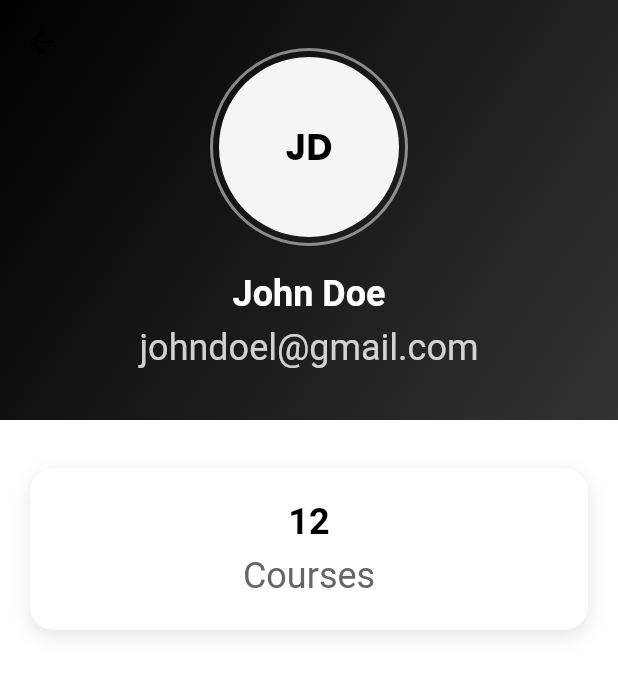
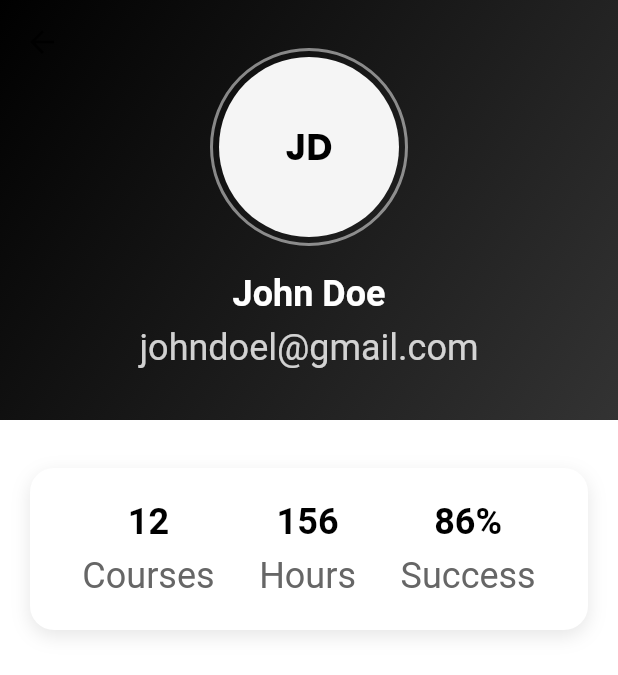
Before and after one commit to msbzz/E_LEARNING_APP, a Flutter app: the ProfileScreen screen opened by its route, on a phone screen of 412 x 824 dp. Shown: the top 675 px of the screen. Run offline on Flutter 3.47's test engine with Material 3 defaults, Android fonts, the phone set to English and light mode, and no system bars; our stand-ins replace bloc, cached_network_image, equatable, flutter_bloc, get, get_storage and 3 more; accounts and stored records are empty.

Commit message:
Profile Screen part4

```diff
--- a/lib/views/profile/widgets/profile_stats_card.dart
+++ b/lib/views/profile/widgets/profile_stats_card.dart
@@ -25,7 +25,11 @@ class ProfileStatsCard extends StatelessWidget {
         padding: const EdgeInsets.all(20),
         child: Row(
           mainAxisAlignment: MainAxisAlignment.spaceAround,
-          children: [_buildStat(theme, '12', 'Courses')],
+          children: [
+            _buildStat(theme, '12', 'Courses'),
+            _buildStat(theme, '156', 'Hours'),
+            _buildStat(theme, '86%', 'Success'),
+          ],
         ),
       ),
     );
@@ -47,6 +51,7 @@ class ProfileStatsCard extends StatelessWidget {
           style: theme.textTheme.headlineSmall?.copyWith(
             color: AppColors.secondary,
           ),
+        ),
       ],
     );
   }
```
